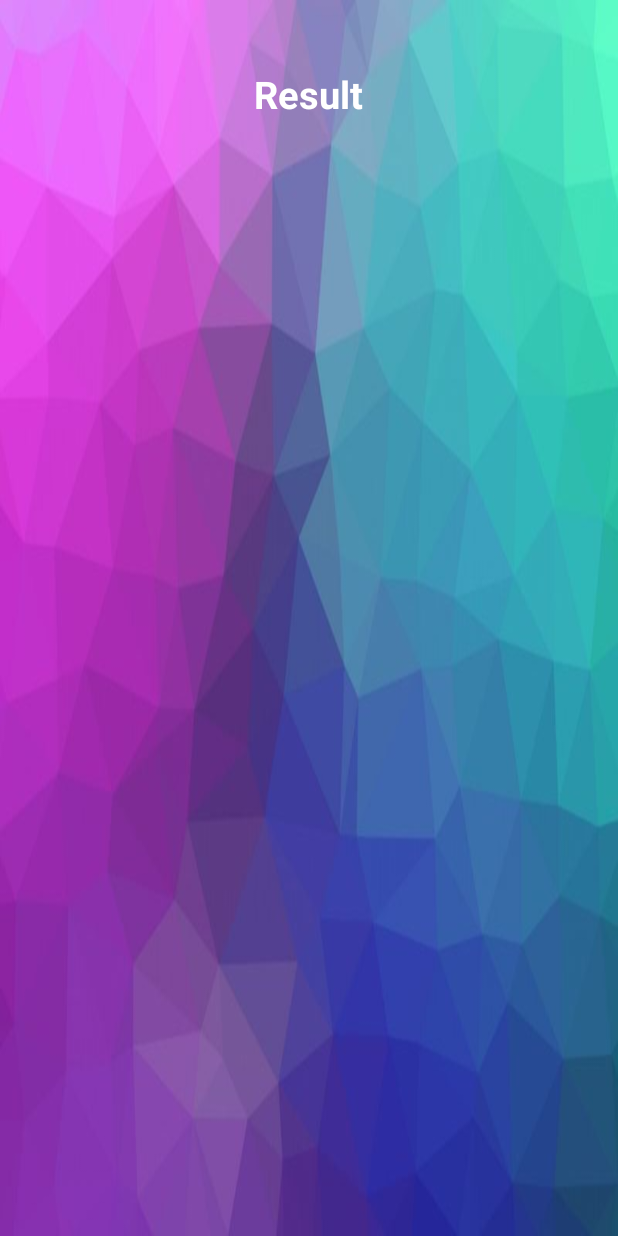
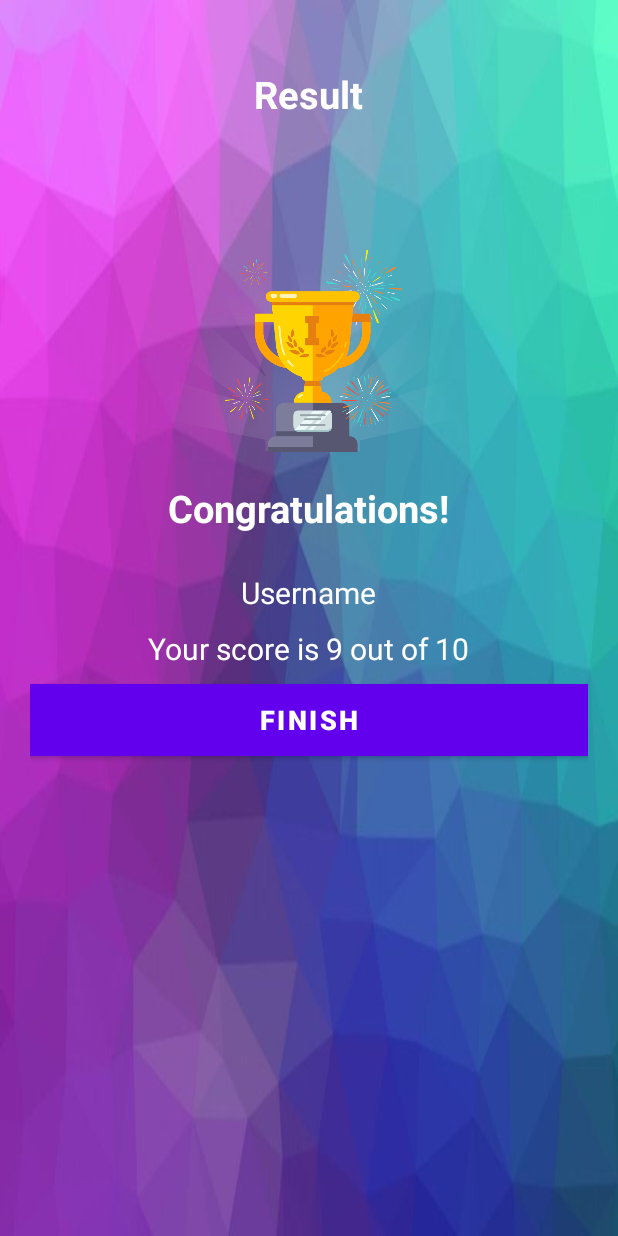
Before and after one commit to PeterMada/AK7MT-FunWithFlags, an Android app: the layout activity_result.xml on its own in the app's theme, with its tools: preview values and no code run, on a phone screen of 412 x 824 dp. Run offline under Robolectric (Android 15) with nearby library versions, the phone set to English and light mode, and no system bars.

Commit message:
Result activity layout

```diff
--- a/app/src/main/res/layout/activity_result.xml
+++ b/app/src/main/res/layout/activity_result.xml
@@ -23,8 +23,51 @@
     <ImageView
         android:id="@+id/result_trophy"
         android:layout_width="wrap_content"
+        android:layout_height="221dp"
+        android:importantForAccessibility="no"
+        android:scaleType="fitCenter"
+        android:src="@drawable/ic_trophy" />
+
+    <TextView
+        android:id="@+id/result_congratulations"
+        android:layout_width="wrap_content"
         android:layout_height="wrap_content"
-        android:importantForAccessibility="no"
-        />
+        android:layout_marginTop="20dp"
+        android:text="Congratulations!"
+        android:textColor="@android:color/white"
+        android:textSize="25sp"
+        android:textStyle="bold" />
+
+    <TextView
+        android:id="@+id/result_name"
+        android:layout_width="wrap_content"
+        android:layout_height="wrap_content"
+        android:layout_marginTop="25dp"
+        android:textColor="@android:color/white"
+        android:textSize="20sp"
+        tools:text="Username" />
+
+
+    <TextView
+        android:id="@+id/result_score"
+        android:layout_width="wrap_content"
+        android:layout_height="wrap_content"
+        android:layout_marginTop="10dp"
+        android:textColor="@android:color/white"
+        android:textSize="20sp"
+        tools:text="Your score is 9 out of 10" />
+
+    <Button
+        android:id="@+id/result_finish"
+        android:layout_width="match_parent"
+        android:layout_height="wrap_content"
+        android:layout_marginTop="10dp"
+        android:background="@android:color/white"
+        android:text="FINISH"
+        android:textSize="18sp"
+        android:textStyle="bold"/>
+
+
+
 
 </LinearLayout>
```
